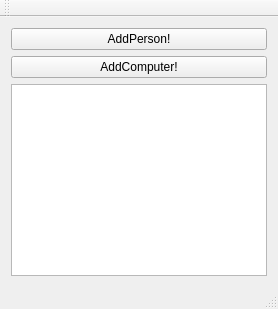
First picture: the form in mainwindow.ui, repository Fanneyyy/hairy-ironman, before the edit.
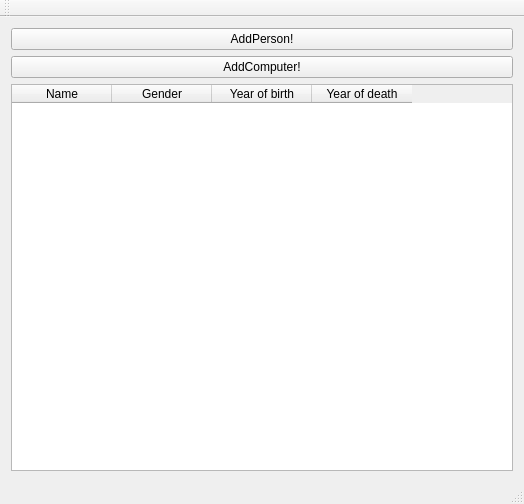
Second picture: the form after the edit.

The edit to the form file:
```diff
--- a/mainwindow.ui
+++ b/mainwindow.ui
@@ -2,6 +2,14 @@
 <ui version="4.0">
  <class>MainWindow</class>
  <widget class="QMainWindow" name="MainWindow">
+  <property name="geometry">
+   <rect>
+    <x>0</x>
+    <y>0</y>
+    <width>524</width>
+    <height>504</height>
+   </rect>
+  </property>
   <property name="windowTitle">
    <string>MainWindow</string>
   </property>
@@ -9,6 +17,9 @@
    <layout class="QVBoxLayout" name="verticalLayout">
     <item>
      <widget class="QPushButton" name="buttonAddPerson">
+      <property name="enabled">
+       <bool>true</bool>
+      </property>
       <property name="text">
        <string>AddPerson!</string>
       </property>
@@ -16,13 +27,40 @@
     </item>
     <item>
      <widget class="QPushButton" name="buttonAddComputer">
+      <property name="enabled">
+       <bool>true</bool>
+      </property>
       <property name="text">
        <string>AddComputer!</string>
       </property>
      </widget>
     </item>
     <item>
-     <widget class="QTableWidget" name="tableWidget"/>
+     <widget class="QTableWidget" name="tablePersons">
+      <property name="sortingEnabled">
+       <bool>true</bool>
+      </property>
+      <column>
+       <property name="text">
+        <string>Name</string>
+       </property>
+      </column>
+      <column>
+       <property name="text">
+        <string>Gender</string>
+       </property>
+      </column>
+      <column>
+       <property name="text">
+        <string>Year of birth</string>
+       </property>
+      </column>
+      <column>
+       <property name="text">
+        <string>Year of death</string>
+       </property>
+      </column>
+     </widget>
     </item>
    </layout>
   </widget>
```
